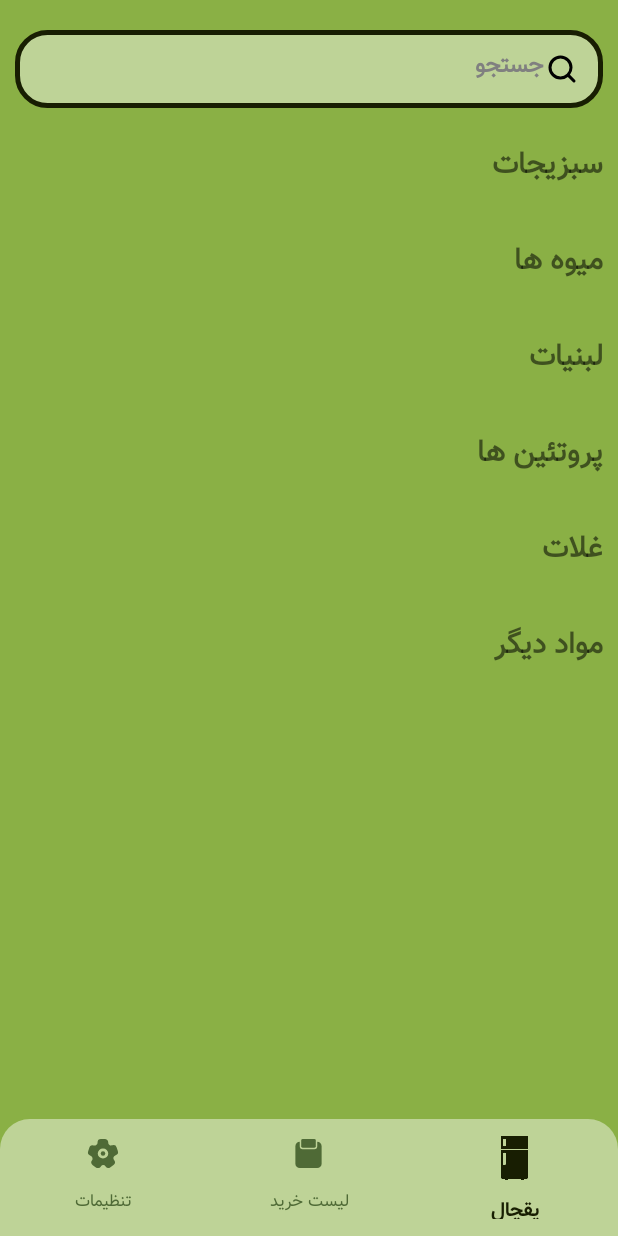
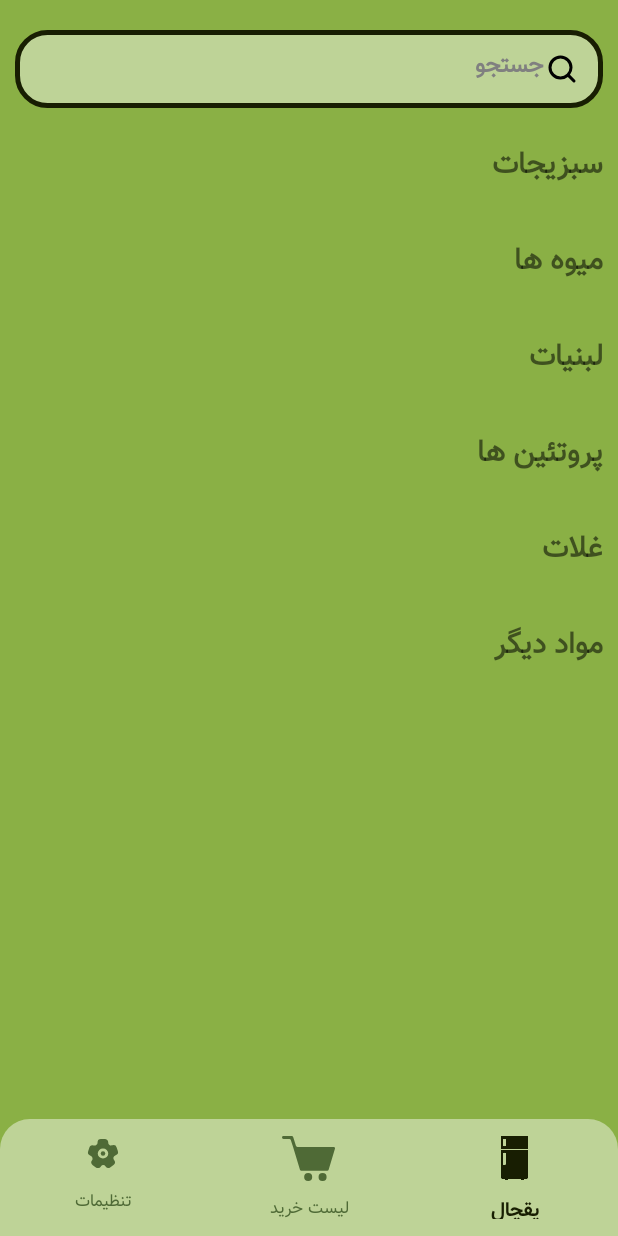
Before and after one commit to Southl3ader/YaghchalApp, an Android app: the screen it shows after launch (FridgeActivity), on a phone screen of 412 x 824 dp. Run offline under Robolectric (Android 15) with nearby library versions, the phone set to English and light mode, and no system bars.

Commit message:
-Some fruits was added to database -Add to fridge & shoppinglist buttons were changed

```diff
--- a/app/src/main/java/com/example/yaghjava/MainActivity.java
+++ b/app/src/main/java/com/example/yaghjava/MainActivity.java
@@ -42,6 +42,7 @@ public class MainActivity extends AppCompatActivity {
         addDairies();
         addProtein();
         addCereal();
+        addFruit();
         access.closeDB();
 
         new CountDownTimer(2000, 1000) {
@@ -106,6 +107,15 @@ public class MainActivity extends AppCompatActivity {
 
     }
 
+    //Add Fruits to database
+    public void addFruit(){
+        access.insert("سیب", "Fruit",imageToBytes(BitmapFactory.decodeResource(getResources(),R.drawable.apple)));
+        access.insert("انگور", "Fruit",imageToBytes(BitmapFactory.decodeResource(getResources(),R.drawable.grape)));
+        access.insert("توت فرنگی", "Fruit",imageToBytes(BitmapFactory.decodeResource(getResources(),R.drawable.strawberry)));
+        access.insert("هلو", "Fruit",imageToBytes(BitmapFactory.decodeResource(getResources(),R.drawable.peach)));
+
+    }
+
     public void toastMsg(String msg) {
         Toast toast = Toast.makeText(this, msg, Toast.LENGTH_LONG);
         toast.show();
--- /dev/null
+++ b/app/src/main/res/drawable/ic_shop.xml
@@ -0,0 +1,15 @@
+<vector xmlns:android="http://schemas.android.com/apk/res/android"
+    android:width="35dp"
+    android:height="30dp"
+    android:viewportWidth="100"
+    android:viewportHeight="85.39">
+  <path
+      android:fillColor="#FF000000"
+      android:pathData="M85.29,65.83L36.59,65.83a2.82,2.82 0,0 1,-2.7 -2L20.91,20.69 16.59,7.55a2.82,2.82 0,0 0,-2.67 -1.93L2.81,5.62A2.81,2.81 0,0 1,0 2.81L0,2.81A2.81,2.81 0,0 1,2.81 0L18.37,0a2.81,2.81 0,0 1,2.69 2L26.3,18.69A2.81,2.81 0,0 0,29 20.69L97.19,20.69a2.82,2.82 0,0 1,2.69 3.63L88,63.83A2.81,2.81 0,0 1,85.29 65.83Z"/>
+  <path
+      android:fillColor="#FF000000"
+      android:pathData="M49.39,77.79m-7.6,0a7.6,7.6 0,1 1,15.2 0a7.6,7.6 0,1 1,-15.2 0"/>
+  <path
+      android:fillColor="#FF000000"
+      android:pathData="M76.57,77.79m-7.6,0a7.6,7.6 0,1 1,15.2 0a7.6,7.6 0,1 1,-15.2 0"/>
+</vector>
--- a/app/src/main/res/layout/activity_fridge.xml
+++ b/app/src/main/res/layout/activity_fridge.xml
@@ -199,7 +199,7 @@
             android:layout_gravity="center_horizontal"
             android:layout_weight="1"
             android:backgroundTint="#A1A1A1"
-            android:drawableTop="@drawable/ic_clipboard_unselect"
+            android:drawableTop="@drawable/ic_shop"
             android:drawableTint="@color/MenuDeselect"
             android:padding="5dp"
             android:fontFamily="@font/vazir"
--- a/app/src/main/res/layout/activity_main.xml
+++ b/app/src/main/res/layout/activity_main.xml
@@ -8,7 +8,7 @@
     android:layout_centerInParent="true"
     android:gravity="center"
     android:orientation="vertical"
-    android:background="#A1a1a1">
+    android:background="#8ab045">
 
     <ImageView
         android:id="@+id/logo"
--- a/app/src/main/res/layout/settings_activity.xml
+++ b/app/src/main/res/layout/settings_activity.xml
@@ -82,7 +82,7 @@
             android:layout_gravity="center_horizontal"
             android:layout_weight="1"
             android:backgroundTint="#A1A1A1"
-            android:drawableTop="@drawable/ic_clipboard_unselect"
+            android:drawableTop="@drawable/ic_shop"
             android:drawableTint="@color/MenuDeselect"
             android:padding="5dp"
             android:fontFamily="@font/vazir"
--- a/app/src/main/res/layout/shoppinglist_activity.xml
+++ b/app/src/main/res/layout/shoppinglist_activity.xml
@@ -81,7 +81,7 @@
             android:layout_gravity="center_horizontal"
             android:layout_weight="1"
             android:backgroundTint="#A1A1A1"
-            android:drawableTop="@drawable/ic_clipboard"
+            android:drawableTop="@drawable/ic_shop"
             android:drawableTint="@color/Primary"
             android:fontFamily="@font/vazir_bold"
             android:textSize="13.5dp"
```
Also changed, not shown: app/src/main/java/com/example/yaghjava/RecyclerViewSearchAdapter.java (+12 -1 lines), app/src/main/res/layout/popup_company.xml (+7 -7 lines), app/src/main/res/layout/popup_no_company.xml (+7 -7 lines), app/src/main/res/layout/recyclerview_search.xml (+23 -5 lines), app/src/main/res/drawable-v24/apple.jpg (added), app/src/main/res/drawable-v24/grape.jpg (added), app/src/main/res/drawable-v24/peach.jpg (added), app/src/main/res/drawable-v24/strawberry.jpg (added).
